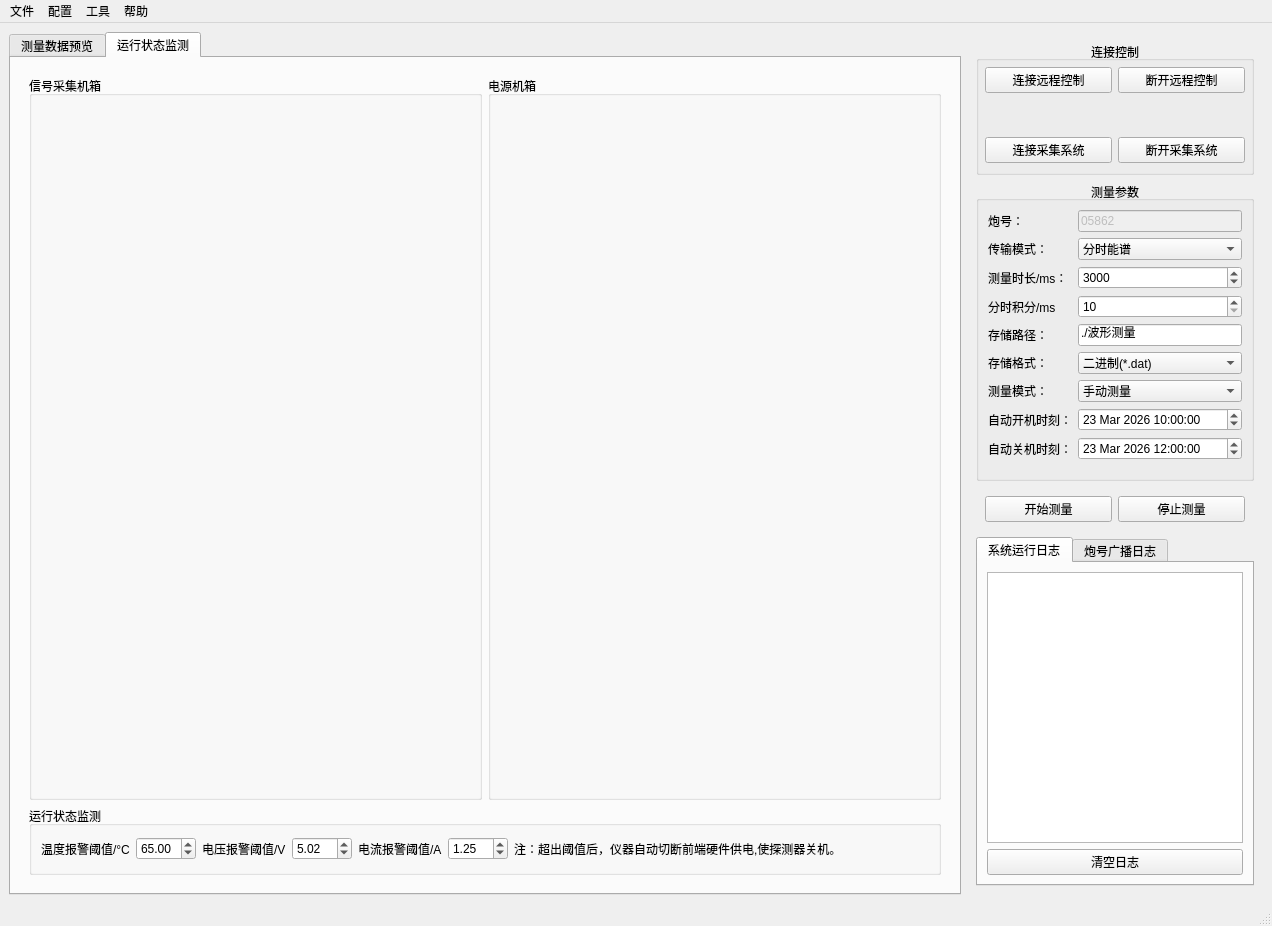
This is mainwindow.ui in MrXiaomao/HardXrayCamera as Qt 5 draws it before an edit. The edited form follows.
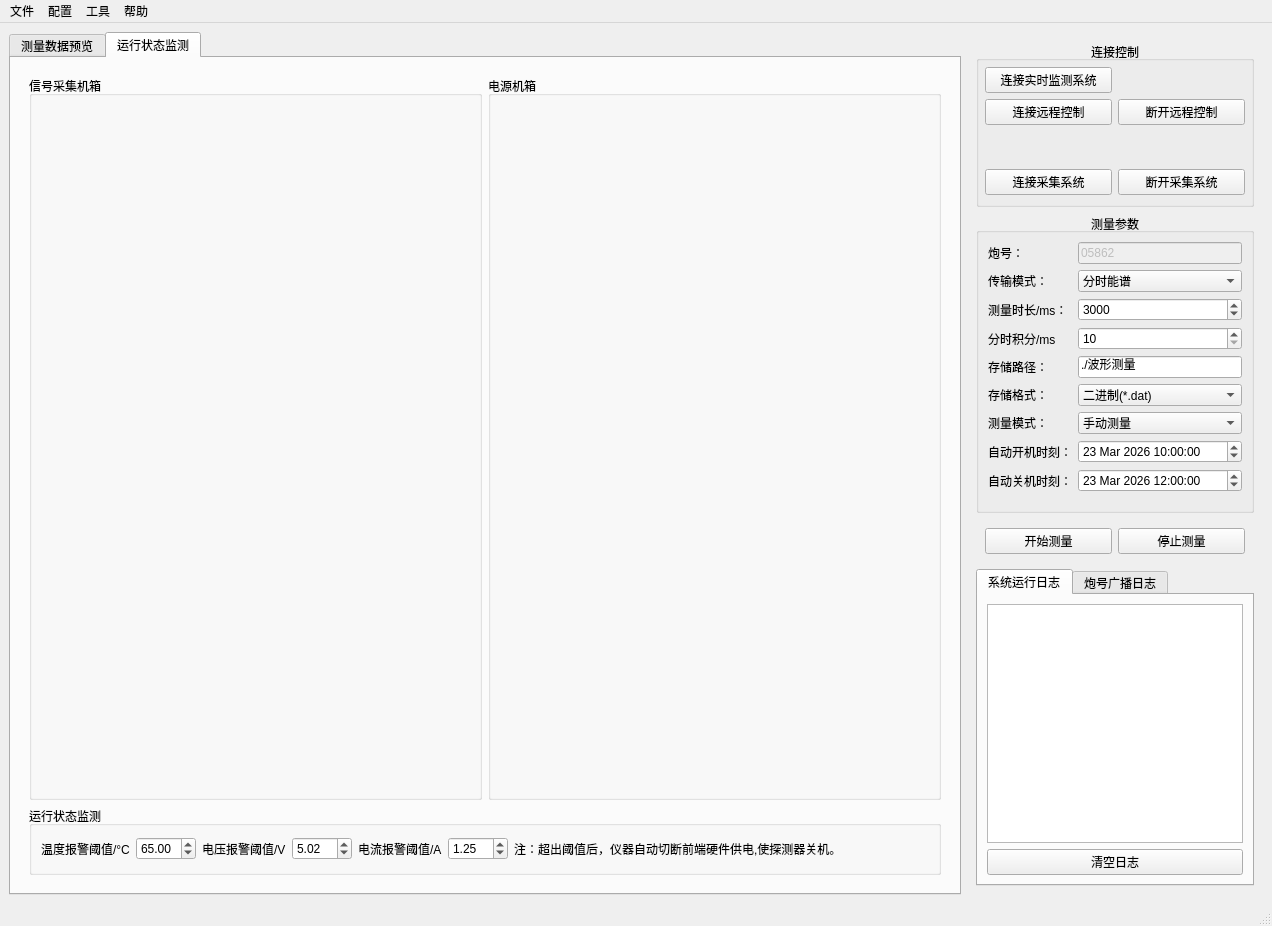
This is the edited form. The open tabs and pages were chosen to show the change. Custom widgets are drawn as their Qt base class.

Commit message: 1、保存界面参数，下次打开软件的时候加载； 2、将ARM1、ARM2的连接独立开来。

```diff
--- a/mainwindow.ui
+++ b/mainwindow.ui
@@ -677,33 +677,52 @@
           </property>
           <item>
            <layout class="QGridLayout" name="gridLayout">
-            <item row="2" column="1">
-             <widget class="QPushButton" name="bt_disconnectDet">
-              <property name="sizePolicy">
-               <sizepolicy hsizetype="Preferred" vsizetype="Fixed">
-                <horstretch>0</horstretch>
-                <verstretch>0</verstretch>
-               </sizepolicy>
-              </property>
-              <property name="minimumSize">
-               <size>
-                <width>120</width>
-                <height>0</height>
-               </size>
-              </property>
-              <property name="text">
-               <string>断开采集系统</string>
-              </property>
-             </widget>
-            </item>
-            <item row="0" column="1">
+            <item row="1" column="1">
              <widget class="QPushButton" name="btn_relayNetClose">
               <property name="text">
                <string>断开远程控制</string>
               </property>
              </widget>
             </item>
-            <item row="1" column="0" colspan="2">
+            <item row="3" column="1">
+             <widget class="QPushButton" name="bt_disconnectDet">
+              <property name="sizePolicy">
+               <sizepolicy hsizetype="Preferred" vsizetype="Fixed">
+                <horstretch>0</horstretch>
+                <verstretch>0</verstretch>
+               </sizepolicy>
+              </property>
+              <property name="minimumSize">
+               <size>
+                <width>120</width>
+                <height>0</height>
+               </size>
+              </property>
+              <property name="text">
+               <string>断开采集系统</string>
+              </property>
+             </widget>
+            </item>
+            <item row="3" column="0">
+             <widget class="QPushButton" name="bt_connectDet">
+              <property name="sizePolicy">
+               <sizepolicy hsizetype="Preferred" vsizetype="Fixed">
+                <horstretch>0</horstretch>
+                <verstretch>0</verstretch>
+               </sizepolicy>
+              </property>
+              <property name="minimumSize">
+               <size>
+                <width>120</width>
+                <height>0</height>
+               </size>
+              </property>
+              <property name="text">
+               <string>连接采集系统</string>
+              </property>
+             </widget>
+            </item>
+            <item row="2" column="0" colspan="2">
              <widget class="SwitchButton" name="switch_power" native="true">
               <property name="sizePolicy">
                <sizepolicy hsizetype="Expanding" vsizetype="Fixed">
@@ -719,7 +738,7 @@
               </property>
              </widget>
             </item>
-            <item row="0" column="0">
+            <item row="1" column="0">
              <widget class="QPushButton" name="btn_relayNetOpen">
               <property name="sizePolicy">
                <sizepolicy hsizetype="Preferred" vsizetype="Fixed">
@@ -732,22 +751,10 @@
               </property>
              </widget>
             </item>
-            <item row="2" column="0">
-             <widget class="QPushButton" name="bt_connectDet">
-              <property name="sizePolicy">
-               <sizepolicy hsizetype="Preferred" vsizetype="Fixed">
-                <horstretch>0</horstretch>
-                <verstretch>0</verstretch>
-               </sizepolicy>
-              </property>
-              <property name="minimumSize">
-               <size>
-                <width>120</width>
-                <height>0</height>
-               </size>
-              </property>
+            <item row="0" column="0">
+             <widget class="QPushButton" name="btn_connectMonitor">
               <property name="text">
-               <string>连接采集系统</string>
+               <string>连接实时监测系统</string>
               </property>
              </widget>
             </item>
```
Left out of the diff: 2 changed lines with no effect on the pictures. The commit also changes 3 other files.
